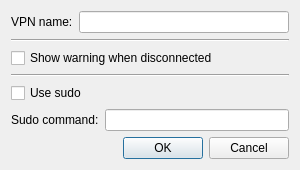
The window that qopenvpn/qopenvpnsettings.ui (xmikos/qopenvpn) describes before a commit, drawn with Qt 5.
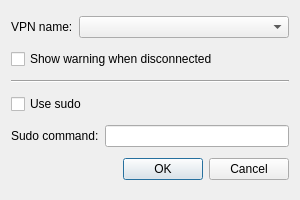
The same window after the commit.

Commit message: Combo box with OpenVPN profiles, some minor fixes

Diff of the .ui file:
```diff
--- a/qopenvpn/qopenvpnsettings.ui
+++ b/qopenvpn/qopenvpnsettings.ui
@@ -7,7 +7,7 @@
     <x>0</x>
     <y>0</y>
     <width>300</width>
-    <height>150</height>
+    <height>200</height>
    </rect>
   </property>
   <property name="windowTitle">
@@ -22,47 +22,40 @@
     </widget>
    </item>
    <item row="0" column="1" colspan="2">
-    <widget class="QLineEdit" name="vpnNameEdit"/>
+    <widget class="QComboBox" name="vpnNameComboBox"/>
    </item>
    <item row="1" column="0" colspan="3">
-    <widget class="Line" name="line">
-     <property name="orientation">
-      <enum>Qt::Horizontal</enum>
-     </property>
-    </widget>
-   </item>
-   <item row="2" column="0" colspan="3">
     <widget class="QCheckBox" name="warningCheckBox">
      <property name="text">
       <string>Show warning when disconnected</string>
      </property>
     </widget>
    </item>
-   <item row="3" column="0" colspan="3">
+   <item row="2" column="0" colspan="3">
     <widget class="Line" name="line_2">
      <property name="orientation">
       <enum>Qt::Horizontal</enum>
      </property>
     </widget>
    </item>
-   <item row="4" column="0" colspan="3">
+   <item row="3" column="0" colspan="2">
     <widget class="QCheckBox" name="sudoCheckBox">
      <property name="text">
       <string>Use sudo</string>
      </property>
     </widget>
    </item>
-   <item row="5" column="0" colspan="2">
+   <item row="4" column="0" colspan="2">
     <widget class="QLabel" name="label_2">
      <property name="text">
       <string>Sudo command:</string>
      </property>
     </widget>
    </item>
-   <item row="5" column="2">
+   <item row="4" column="2">
     <widget class="QLineEdit" name="sudoCommandEdit"/>
    </item>
-   <item row="6" column="0" colspan="3">
+   <item row="5" column="0" colspan="3">
     <widget class="QDialogButtonBox" name="buttonBox">
      <property name="orientation">
       <enum>Qt::Horizontal</enum>
```
Left out of the diff: 11 changed lines with no effect on the pictures. The commit also changes 4 other files.
